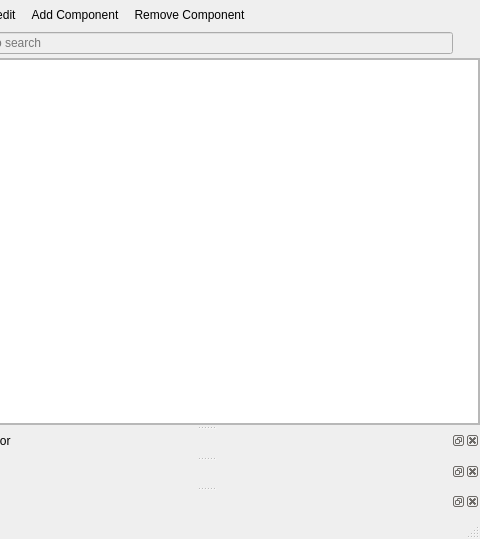
Qt form Tools/ResourceEditor/DataQt/mainwindow.ui (xaoctech/dava.engine) before a commit; both pictures show x 623 to 1103 and y 257 to 796 of the 1103 by 796 pixel window.
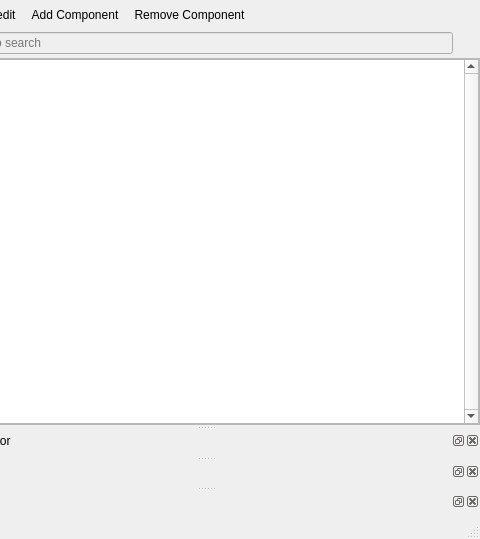
The same form after that commit. Icons and pictures are not drawn. Custom widgets are drawn as their Qt base class.

The edit to the form file:
```diff
--- a/Tools/ResourceEditor/DataQt/mainwindow.ui
+++ b/Tools/ResourceEditor/DataQt/mainwindow.ui
@@ -147,6 +147,9 @@
             <verstretch>0</verstretch>
            </sizepolicy>
           </property>
+          <property name="verticalScrollBarPolicy">
+           <enum>Qt::ScrollBarAlwaysOn</enum>
+          </property>
           <property name="editTriggers">
            <set>QAbstractItemView::AllEditTriggers</set>
           </property>
```
